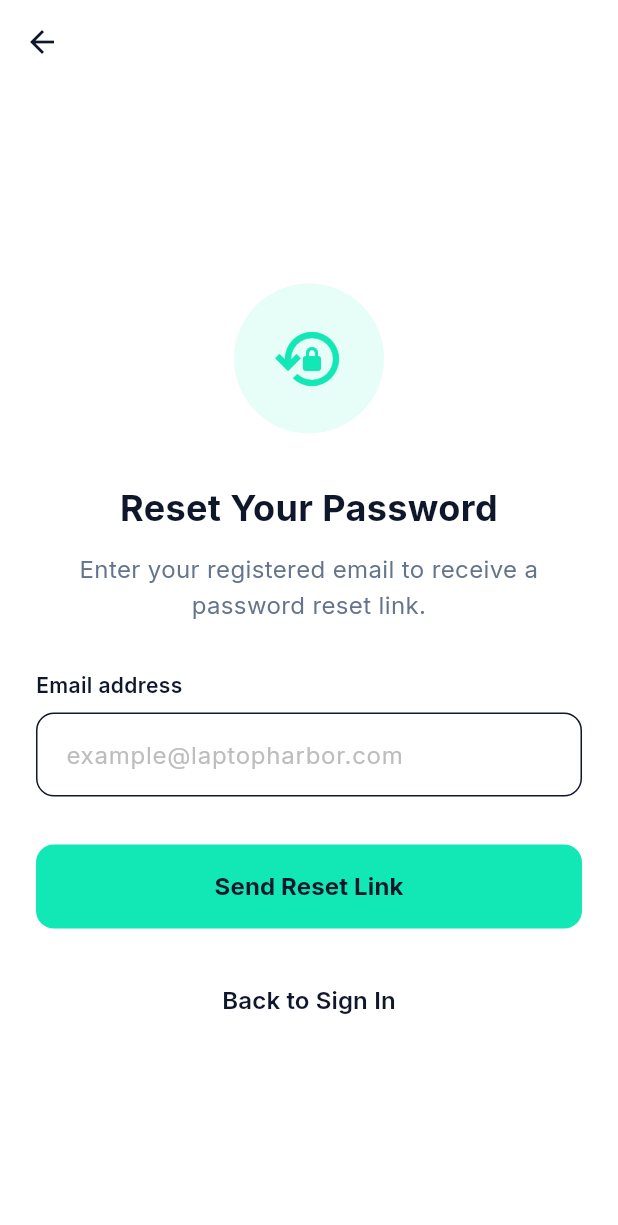
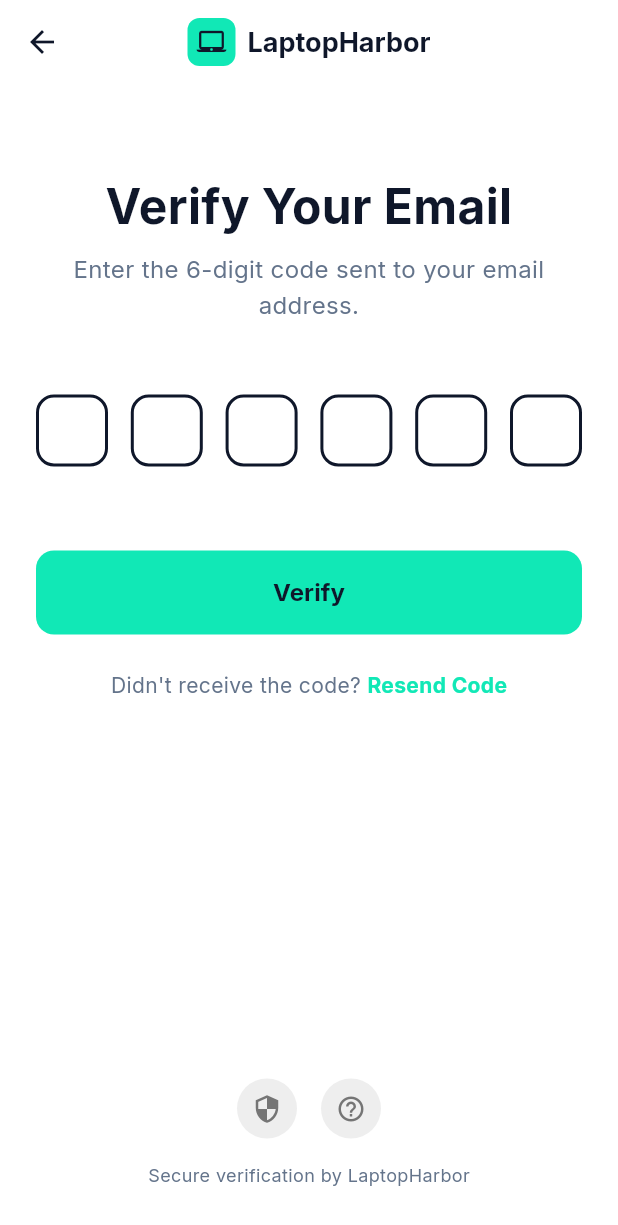
Before and after one commit to 404khai/LaptopHarbor, a Flutter app: the ForgotPasswordScreen screen opened directly, after a tap on "Send Reset Link", on a phone screen of 412 x 824 dp. Shown: the top 1225 px of the screen. Run offline on Flutter 3.47's test engine with Material 3 defaults, Android fonts, the phone set to English and light mode, and no system bars; our stand-ins replace flutter_svg, google_fonts.

Commit message:
feat: Add OTP Verification screen and navigation
- Create OtpVerificationScreen with 6-digit input fields, Verify button, and resend option.
- Implement auto-focus logic for OTP input fields.
- Link Send Reset Link button in ForgotPasswordScreen to navigate to OtpVerificationScreen.
- Fix deprecated Color.withOpacity usage in ForgotPasswordScreen by replacing it with Color.withValues.

```diff
--- a/lib/forgot_password_screen.dart
+++ b/lib/forgot_password_screen.dart
@@ -1,5 +1,6 @@
 import 'package:flutter/material.dart';
 import 'package:google_fonts/google_fonts.dart';
+import 'otp_verification_screen.dart';
 
 class ForgotPasswordScreen extends StatefulWidget {
   const ForgotPasswordScreen({super.key});
@@ -22,8 +23,12 @@
     final isDarkMode = Theme.of(context).brightness == Brightness.dark;
     final primaryColor = const Color(0xFF11E8B6);
     final slate900 = isDarkMode ? Colors.white : const Color(0xFF0F172A);
-    final slate500 = isDarkMode ? const Color(0xFF94A3B8) : const Color(0xFF64748B);
-    final borderColor = isDarkMode ? const Color(0xFF334155) : const Color(0xFF0F172A);
+    final slate500 = isDarkMode
+        ? const Color(0xFF94A3B8)
+        : const Color(0xFF64748B);
+    final borderColor = isDarkMode
+        ? const Color(0xFF334155)
+        : const Color(0xFF0F172A);
 
     return Scaffold(
       backgroundColor: Theme.of(context).scaffoldBackgroundColor,
@@ -51,7 +56,7 @@
                       width: 100,
                       height: 100,
                       decoration: BoxDecoration(
-                        color: primaryColor.withOpacity(0.1),
+                        color: primaryColor.withValues(alpha: 0.1),
                         shape: BoxShape.circle,
                       ),
                       child: Icon(
@@ -103,7 +108,10 @@
                         decoration: InputDecoration(
                           hintText: 'example@laptopharbor.com',
                           hintStyle: GoogleFonts.inter(color: Colors.grey[400]),
-                          contentPadding: const EdgeInsets.symmetric(horizontal: 16, vertical: 16),
+                          contentPadding: const EdgeInsets.symmetric(
+                            horizontal: 16,
+                            vertical: 16,
+                          ),
                           border: OutlineInputBorder(
                             borderRadius: BorderRadius.circular(12),
                             borderSide: BorderSide(color: borderColor),
@@ -114,7 +122,10 @@
                           ),
                           focusedBorder: OutlineInputBorder(
                             borderRadius: BorderRadius.circular(12),
-                            borderSide: BorderSide(color: primaryColor, width: 2),
+                            borderSide: BorderSide(
+                              color: primaryColor,
+                              width: 2,
+                            ),
                           ),
                         ),
                         keyboardType: TextInputType.emailAddress,
@@ -129,7 +140,11 @@
                     height: 56,
                     child: ElevatedButton(
                       onPressed: () {
-                        // TODO: Implement password reset logic
+                        Navigator.of(context).push(
+                          MaterialPageRoute(
+                            builder: (context) => const OtpVerificationScreen(),
+                          ),
+                        );
                       },
                       style: ElevatedButton.styleFrom(
                         backgroundColor: primaryColor,
--- /dev/null
+++ b/lib/otp_verification_screen.dart
@@ -0,0 +1,277 @@
+import 'package:flutter/material.dart';
+import 'package:google_fonts/google_fonts.dart';
+
+class OtpVerificationScreen extends StatefulWidget {
+  const OtpVerificationScreen({super.key});
+
+  @override
+  State<OtpVerificationScreen> createState() => _OtpVerificationScreenState();
+}
+
+class _OtpVerificationScreenState extends State<OtpVerificationScreen> {
+  final List<FocusNode> _focusNodes = List.generate(6, (index) => FocusNode());
+  final List<TextEditingController> _controllers =
+      List.generate(6, (index) => TextEditingController());
+
+  @override
+  void dispose() {
+    for (var controller in _controllers) {
+      controller.dispose();
+    }
+    for (var focusNode in _focusNodes) {
+      focusNode.dispose();
+    }
+    super.dispose();
+  }
+
+  void _onOtpChanged(String value, int index) {
+    if (value.length == 1 && index < 5) {
+      _focusNodes[index + 1].requestFocus();
+    }
+    if (value.isEmpty && index > 0) {
+      _focusNodes[index - 1].requestFocus();
+    }
+  }
+
+  @override
+  Widget build(BuildContext context) {
+    final isDarkMode = Theme.of(context).brightness == Brightness.dark;
+    final primaryColor = const Color(0xFF11E8B6);
+    final slate900 = isDarkMode ? Colors.white : const Color(0xFF0F172A);
+    final slate500 = isDarkMode ? const Color(0xFF94A3B8) : const Color(0xFF64748B);
+    final borderColor = isDarkMode ? const Color(0xFF334155) : const Color(0xFF0F172A);
+
+    return Scaffold(
+      backgroundColor: Theme.of(context).scaffoldBackgroundColor,
+      appBar: AppBar(
+        backgroundColor: Colors.transparent,
+        elevation: 0,
+        centerTitle: true,
+        leading: IconButton(
+          icon: Icon(Icons.arrow_back, color: slate900),
+          onPressed: () => Navigator.of(context).pop(),
+        ),
+        title: Row(
+          mainAxisSize: MainAxisSize.min,
+          children: [
+            Container(
+              width: 32,
+              height: 32,
+              decoration: BoxDecoration(
+                color: primaryColor,
+                borderRadius: BorderRadius.circular(8),
+              ),
+              child: const Icon(
+                Icons.laptop_mac,
+                color: Color(0xFF0F172A),
+                size: 20,
+              ),
+            ),
+            const SizedBox(width: 8),
+            Text(
+              'LaptopHarbor',
+              style: GoogleFonts.inter(
+                fontSize: 18,
+                fontWeight: FontWeight.bold,
+                color: slate900,
+              ),
+            ),
+          ],
+        ),
+      ),
+      body: SafeArea(
+        child: Column(
+          children: [
+            Expanded(
+              child: SingleChildScrollView(
+                padding: const EdgeInsets.symmetric(horizontal: 24.0),
+                child: ConstrainedBox(
+                  constraints: const BoxConstraints(maxWidth: 448),
+                  child: Column(
+                    mainAxisAlignment: MainAxisAlignment.center,
+                    crossAxisAlignment: CrossAxisAlignment.stretch,
+                    children: [
+                      const SizedBox(height: 64),
+                      Text(
+                        'Verify Your Email',
+                        style: GoogleFonts.inter(
+                          fontSize: 32,
+                          fontWeight: FontWeight.bold,
+                          color: slate900,
+                          height: 1.1,
+                        ),
+                        textAlign: TextAlign.center,
+                      ),
+                      const SizedBox(height: 12),
+                      Text(
+                        'Enter the 6-digit code sent to your email address.',
+                        style: GoogleFonts.inter(
+                          fontSize: 16,
+                          color: slate500,
+                          height: 1.5,
+                        ),
+                        textAlign: TextAlign.center,
+                      ),
+                      const SizedBox(height: 48),
+
+                      // OTP Input Fields
+                      Row(
+                        mainAxisAlignment: MainAxisAlignment.spaceBetween,
+                        children: List.generate(6, (index) {
+                          return SizedBox(
+                            width: 48,
+                            height: 56,
+                            child: TextFormField(
+                              controller: _controllers[index],
+                              focusNode: _focusNodes[index],
+                              textAlign: TextAlign.center,
+                              keyboardType: TextInputType.number,
+                              maxLength: 1,
+                              style: GoogleFonts.inter(
+                                fontSize: 24,
+                                fontWeight: FontWeight.bold,
+                                color: slate900,
+                              ),
+                              decoration: InputDecoration(
+                                counterText: '',
+                                contentPadding: EdgeInsets.zero,
+                                enabledBorder: OutlineInputBorder(
+                                  borderRadius: BorderRadius.circular(12),
+                                  borderSide: BorderSide(
+                                    color: borderColor,
+                                    width: 2,
+                                  ),
+                                ),
+                                focusedBorder: OutlineInputBorder(
+                                  borderRadius: BorderRadius.circular(12),
+                                  borderSide: BorderSide(
+                                    color: primaryColor,
+                                    width: 2,
+                                  ),
+                                ),
+                                border: OutlineInputBorder(
+                                  borderRadius: BorderRadius.circular(12),
+                                  borderSide: BorderSide(
+                                    color: borderColor,
+                                    width: 2,
+                                  ),
+                                ),
+                              ),
+                              onChanged: (value) => _onOtpChanged(value, index),
+                            ),
+                          );
+                        }),
+                      ),
+                      const SizedBox(height: 48),
+
+                      // Verify Button
+                      SizedBox(
+                        height: 56,
+                        child: ElevatedButton(
+                          onPressed: () {
+                            // TODO: Implement verification logic
+                          },
+                          style: ElevatedButton.styleFrom(
+                            backgroundColor: primaryColor,
+                            foregroundColor: const Color(0xFF0F172A),
+                            elevation: 0,
+                            shape: RoundedRectangleBorder(
+                              borderRadius: BorderRadius.circular(12),
+                            ),
+                          ),
+                          child: Text(
+                            'Verify',
+                            style: GoogleFonts.inter(
+                              fontSize: 16,
+                              fontWeight: FontWeight.bold,
+                            ),
+                          ),
+                        ),
+                      ),
+                      const SizedBox(height: 24),
+
+                      // Resend Code
+                      Row(
+                        mainAxisAlignment: MainAxisAlignment.center,
+                        children: [
+                          Text(
+                            "Didn't receive the code? ",
+                            style: GoogleFonts.inter(
+                              fontSize: 14,
+                              color: slate500,
+                            ),
+                          ),
+                          GestureDetector(
+                            onTap: () {
+                              // TODO: Implement resend logic
+                            },
+                            child: Text(
+                              'Resend Code',
+                              style: GoogleFonts.inter(
+                                fontSize: 14,
+                                fontWeight: FontWeight.bold,
+                                color: primaryColor,
+                              ),
+                            ),
+                          ),
+                        ],
+                      ),
+                    ],
+                  ),
+                ),
+              ),
+            ),
+            // Footer
+            Padding(
+              padding: const EdgeInsets.all(32.0),
+              child: Column(
+                children: [
+                  Row(
+                    mainAxisAlignment: MainAxisAlignment.center,
+                    children: [
+                      Container(
+                        width: 40,
+                        height: 40,
+                        decoration: BoxDecoration(
+                          color: isDarkMode ? Colors.grey[800] : Colors.grey[200],
+                          shape: BoxShape.circle,
+                        ),
+                        child: Icon(
+                          Icons.security,
+                          color: isDarkMode ? Colors.grey[400] : Colors.grey[600],
+                          size: 20,
+                        ),
+                      ),
+                      const SizedBox(width: 16),
+                      Container(
+                        width: 40,
+                        height: 40,
+                        decoration: BoxDecoration(
+                          color: isDarkMode ? Colors.grey[800] : Colors.grey[200],
+                          shape: BoxShape.circle,
+                        ),
+                        child: Icon(
+                          Icons.help_outline,
+                          color: isDarkMode ? Colors.grey[400] : Colors.grey[600],
+                          size: 20,
+                        ),
+                      ),
+                    ],
+                  ),
+                  const SizedBox(height: 16),
+                  Text(
+                    'Secure verification by LaptopHarbor',
+                    style: GoogleFonts.inter(
+                      fontSize: 12,
+                      color: slate500,
+                    ),
+                  ),
+                ],
+              ),
+            ),
+          ],
+        ),
+      ),
+    );
+  }
+}
```
Also changed, not shown: 1 other file.
